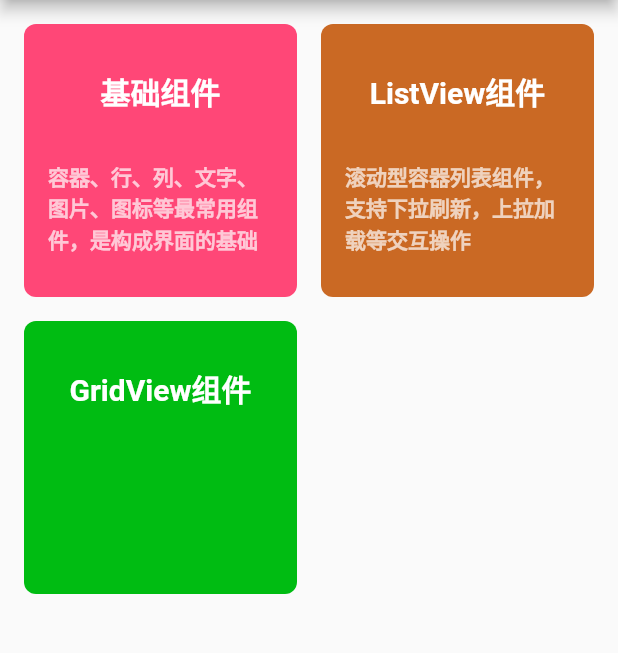
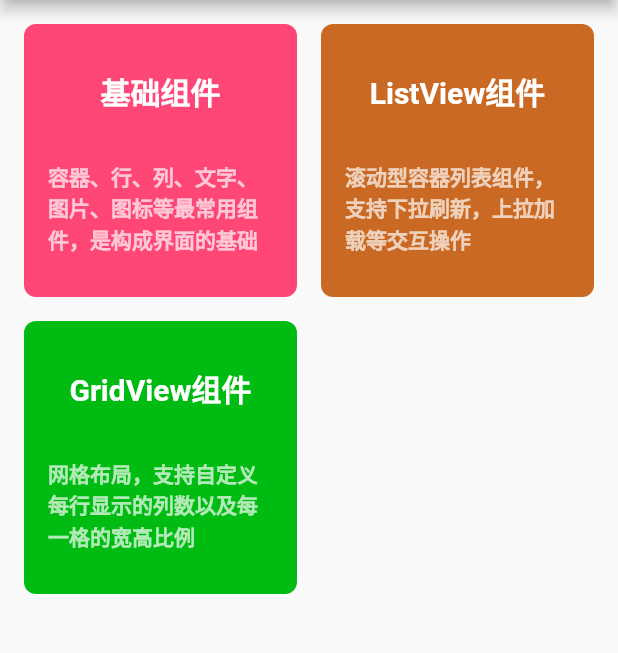
Before and after one commit to SmallStoneSK/flutter_training_app, a Flutter app: the screen it shows after launch, on a phone screen of 412 x 824 dp, the part 84-737 px from its top. Run offline on Flutter 3.47's test engine with Material 2 defaults, Android fonts, the phone set to English and light mode, and no system bars; our stand-ins replace toast.

Commit message:
[add] 补充GridView组件示例的readme文件

```diff
--- a/lib/main.dart
+++ b/lib/main.dart
@@ -50,7 +50,7 @@ const DEMOS = [
   ),
   Demo(
     title: 'GridView组件',
-    description: '',
+    description: '网格布局，支持自定义每行显示的列数以及每一格的宽高比例',
     routeName: 'grid_view'
   )
 ];
```
Also changed, not shown: lib/basic_widgets/screen_shots/credit_card.png, lib/basic_widgets/screen_shots/friend_circle.png, lib/basic_widgets/screen_shots/pet_card.png, lib/grid_view/screen_shots/color_grids.png (added), lib/grid_view/screen_shots/programme_list.png (added), lib/grid_view/screen_shots/service_categories.png (added), 2 other files.
